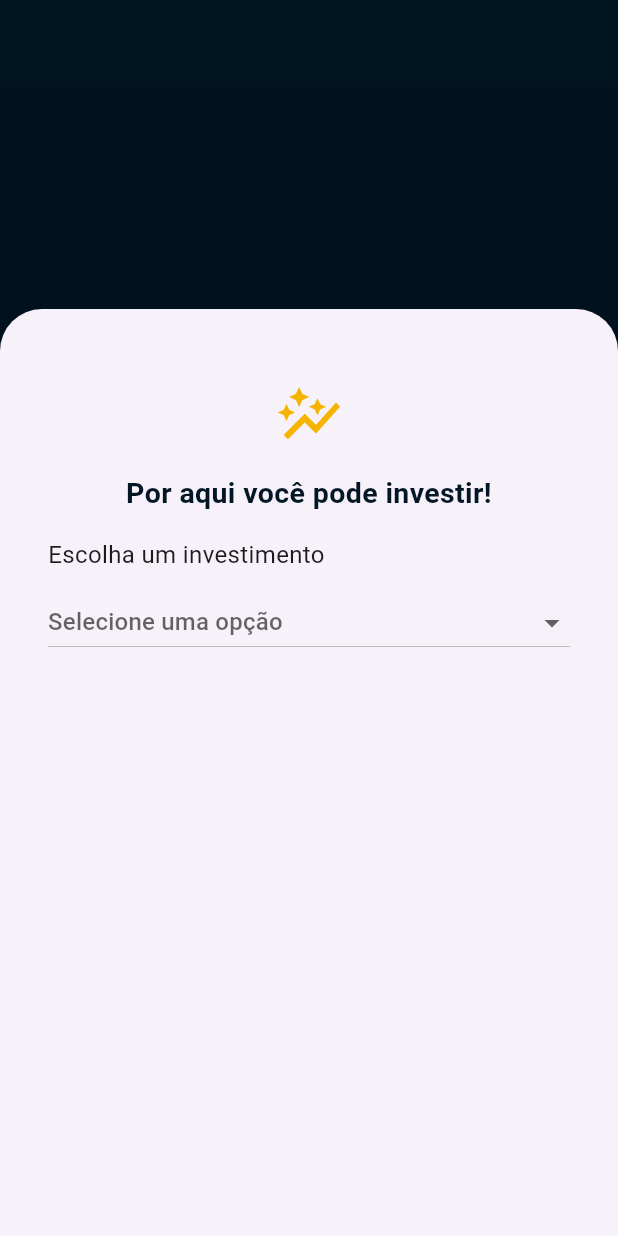
After one commit to FelipeEsteves007/MyApp-Flutter, a Flutter app: the Dashboard screen opened directly, item 2 of the bottom bar chosen, after a tap on the "add shopping cart" icon, on a phone screen of 412 x 824 dp. The commit adds this screen. Run offline on Flutter 3.47's test engine with Material 3 defaults, Android fonts, the light colour scheme and no system bars.

Commit message:
add screens

```diff
--- /dev/null
+++ b/lib/screens/dashboard.dart
@@ -0,0 +1,41 @@
+import 'package:flutter/material.dart';
+import 'package:myapp/screens/info_screen.dart';
+import 'package:myapp/styles/colors.dart';
+import 'wallet.dart';
+
+class Dashboard extends StatefulWidget {
+  const Dashboard({super.key});
+
+  @override
+  State<Dashboard> createState() => _DashboardState();
+}
+
+class _DashboardState extends State<Dashboard> {
+
+  int _currentIndex = 0;
+  final List<Widget> _screens = <Widget>[InfoScreen(), Wallet()];
+
+  void uptdateIndex (int index){
+    setState(() {
+      _currentIndex = index;
+    });
+  }
+
+  @override
+  Widget build(BuildContext context) {
+    return Scaffold(
+      body: _screens.elementAt(_currentIndex),
+      bottomNavigationBar: BottomNavigationBar(
+        currentIndex: _currentIndex,
+        onTap: (value) => uptdateIndex(value),
+        selectedItemColor:  AppColors.gold,
+        unselectedItemColor: AppColors.blue,
+        items: <BottomNavigationBarItem> [
+          BottomNavigationBarItem(icon: Icon(Icons.info_outline_rounded),
+            label: "Informações"),
+          BottomNavigationBarItem(icon: Icon(Icons.wallet),
+            label: "Wallet",)
+      ] ),
+    );
+  }
+}
--- a/lib/screens/home_screen.dart
+++ /dev/null
@@ -1,10 +0,0 @@
-import 'package:flutter/material.dart';
-
-class HomeScreen extends StatelessWidget {
-  const HomeScreen({super.key});
-
-  @override
-  Widget build(BuildContext context) {
-    return const Placeholder();
-  }
-}
--- /dev/null
+++ b/lib/screens/info_screen.dart
@@ -0,0 +1,18 @@
+import 'package:flutter/material.dart';
+import 'package:myapp/components/colorPagePrincipal.dart';
+import 'package:myapp/components/customCard.dart';
+
+class InfoScreen extends StatelessWidget {
+  const InfoScreen({super.key});
+
+  @override
+  Widget build(BuildContext context) {
+    return Scaffold(
+      body: ColorPagePrincipal(
+        child: Center(
+          child: Customcard(),
+        ),
+      ),
+    );
+  }
+}
--- a/lib/screens/login_screen.dart
+++ b/lib/screens/login_screen.dart
@@ -1,4 +1,5 @@
 import 'package:flutter/material.dart';
+import 'package:myapp/components/colorPagePrincipal.dart';
 import 'package:myapp/styles/colors.dart';
 
 class LoginScreen extends StatelessWidget {
@@ -7,9 +8,9 @@ class LoginScreen extends StatelessWidget {
   @override
   Widget build(BuildContext context) {
     return Scaffold(
-      backgroundColor: AppColors.blue,
       body: Stack(
         children: [
+          ColorPagePrincipal(),
           Padding(
             padding: const EdgeInsets.all(30.0),
             child: Column(
@@ -72,7 +73,7 @@ class LoginScreen extends StatelessWidget {
                       height: 55,
                       child: ElevatedButton(
                         onPressed: () {
-                          Navigator.pushReplacementNamed(context, "home");
+                          Navigator.pushReplacementNamed(context, "dashboard");
                         },
                         style: ButtonStyle(
                           backgroundColor: WidgetStatePropertyAll(AppColors.gold),
--- /dev/null
+++ b/lib/screens/modal.dart
@@ -0,0 +1,74 @@
+import 'package:flutter/material.dart';
+import 'package:myapp/styles/colors.dart';
+
+class modal extends StatefulWidget {
+  const modal({super.key});
+
+  @override
+  State<modal> createState() => _modalState();
+}
+
+class _modalState extends State<modal> {
+  String? selectValue;
+
+   final List<DropdownMenuItem<String>> items = [
+    DropdownMenuItem(value: 'opcao1', child: Text('Criptomoeda')),
+    DropdownMenuItem(value: 'opcao2', child: Text('Tesouro Direto')),
+    DropdownMenuItem(value: 'opcao3', child: Text('Renda Fixa')),
+  ];
+
+  @override
+  Widget build(BuildContext context) {
+    return Container(
+      height: MediaQuery.of(context).size.height * 0.75,
+      padding: EdgeInsets.only(
+        left: 32,
+        right: 32,
+        top: 32,
+        bottom: MediaQuery.of(context).viewInsets.bottom,
+      ),
+      child: SingleChildScrollView(
+        child: Column(
+          crossAxisAlignment: CrossAxisAlignment.stretch,
+          children: [
+            SizedBox(height: 16),
+            Center(
+              child: Icon(
+                Icons.auto_graph_outlined,
+                color: AppColors.gold,
+                size: 45,
+              ),
+            ),
+            SizedBox(height: 16),
+            Text(
+              "Por aqui você pode investir!",
+              textAlign: TextAlign.center,
+              style: TextStyle(
+                fontSize: 19,
+                color: AppColors.blue,
+                fontWeight: FontWeight.w600,
+              ),
+            ),
+            SizedBox(height: 16,),
+            Text("Escolha um investimento", style: TextStyle(
+              fontSize: 16
+            ),),
+            SizedBox(height: 10,),
+            DropdownButton<String>(
+              isExpanded: true,
+              icon: Icon(Icons.arrow_drop_down_outlined),
+              value: selectValue,
+              items : items,
+              hint: Text('Selecione uma opção'),
+              onChanged: (value) {
+                setState(() {
+                  selectValue = value;
+                });
+              },
+            )
+          ],
+        ),
+      ),
+    );
+  }
+}
--- /dev/null
+++ b/lib/screens/wallet.dart
@@ -0,0 +1,31 @@
+import 'package:flutter/material.dart';
+import 'package:myapp/components/colorPagePrincipal.dart';
+import 'package:myapp/screens/modal.dart';
+import 'package:myapp/styles/colors.dart';
+
+class Wallet extends StatelessWidget {
+  const Wallet({super.key});
+
+  @override
+  Widget build(BuildContext context) {
+    return Scaffold(
+      body: Stack(
+        children: [
+          ColorPagePrincipal()],
+      ),
+      floatingActionButton: FloatingActionButton(
+          onPressed: (){
+            showModalBottomSheet(
+              context: context,
+              isScrollControlled: true,
+              builder: (context) {
+                return modal();
+            },);
+
+           },
+      backgroundColor: AppColors.gold,
+      child: Icon(Icons.add_shopping_cart_sharp, color: AppColors.blue,),
+          ),
+    );
+  }
+}
```
